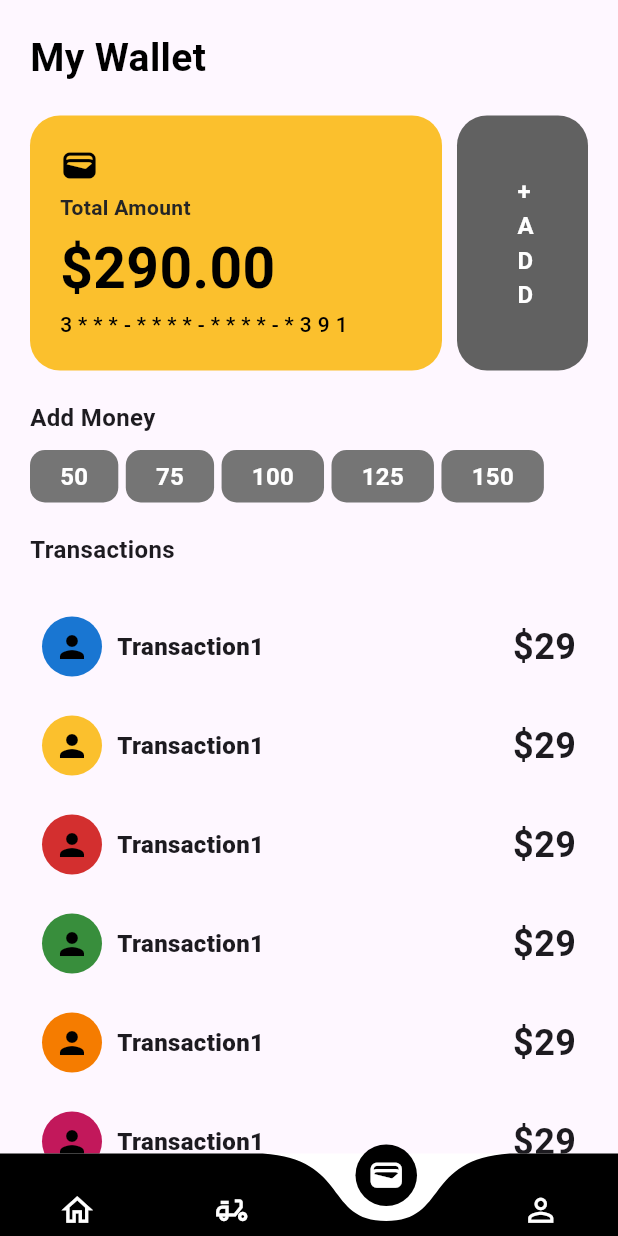
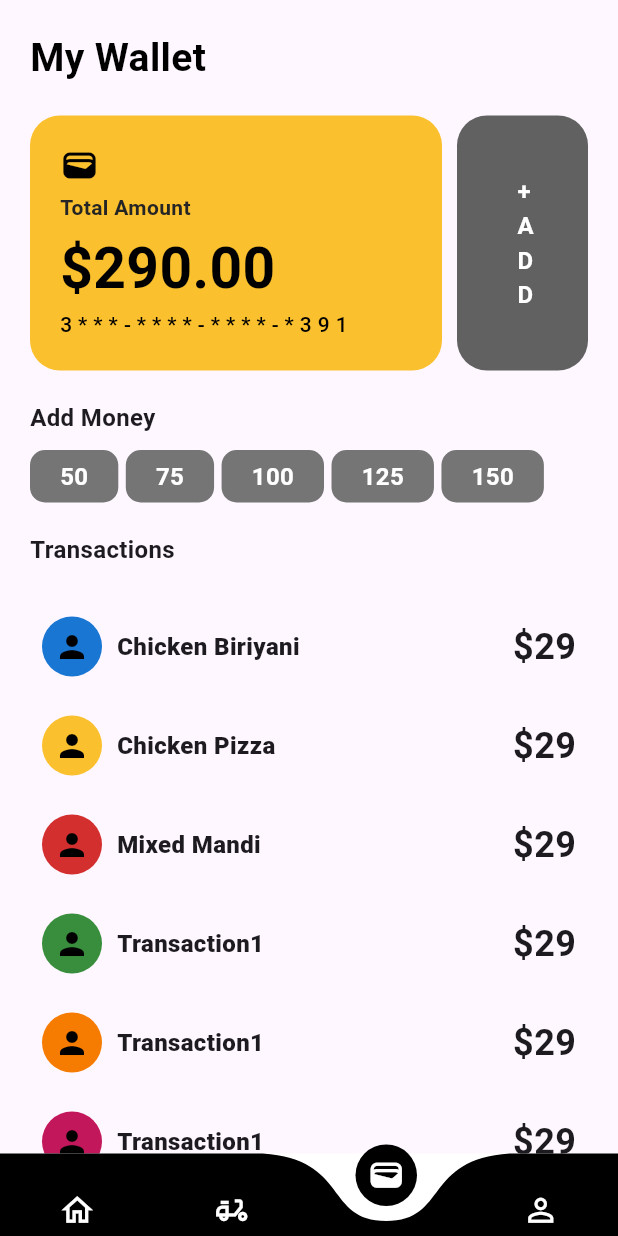
Before and after one commit to ganeshgovala/FoodApp, a Flutter app: the screen it shows after launch, item 3 of the bottom bar chosen, on a phone screen of 412 x 824 dp. Run offline on Flutter 3.47's test engine with Material 3 defaults, Android fonts, the phone set to English and light mode, and no system bars; drawn by our look-alikes of curved_navigation_bar; our stand-ins replace firebase_auth, firebase_core; accounts and stored records are empty.

Commit message:
Transaction

```diff
--- a/foodapp/lib/pages/Wallet.dart
+++ b/foodapp/lib/pages/Wallet.dart
@@ -167,9 +167,9 @@ class _WalletPageState extends State<WalletPage> {
               SizedBox(
                 height: 20
               ),
-              TransactionCard(TransactionName: "Transaction1", price: 29, color: Colors.blue.shade700),
-              TransactionCard(TransactionName: "Transaction1", price: 29, color: Colors.yellow.shade700),
-              TransactionCard(TransactionName: "Transaction1", price: 29, color: Colors.red.shade700),
+              TransactionCard(TransactionName: "Chicken Biriyani", price: 29, color: Colors.blue.shade700),
+              TransactionCard(TransactionName: "Chicken Pizza", price: 29, color: Colors.yellow.shade700),
+              TransactionCard(TransactionName: "Mixed Mandi", price: 29, color: Colors.red.shade700),
               TransactionCard(TransactionName: "Transaction1", price: 29, color: Colors.green.shade700),
               TransactionCard(TransactionName: "Transaction1", price: 29, color: Colors.orange.shade700),
               TransactionCard(TransactionName: "Transaction1", price: 29, color: Colors.pink.shade700),
```
